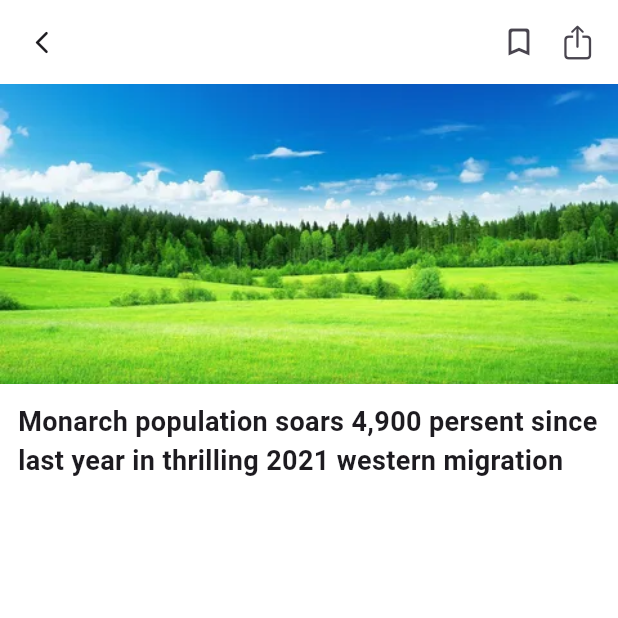
After one commit to obidkhandev/news-app, a Flutter app: the NewsDescriptions screen opened directly, on a phone screen of 412 x 824 dp, the top half of it. The commit adds this screen. Run offline on Flutter 3.47's test engine with Material 3 defaults, Android fonts, the phone set to English and light mode, and no system bars; our stand-ins replace cloud_firestore, firebase_auth, firebase_core; accounts and stored records are empty; network calls fail.

Commit message:
fixed bugs

```diff
--- /dev/null
+++ b/lib/compotations/my_app_bar.dart
@@ -0,0 +1,23 @@
+ import 'package:flutter/cupertino.dart';
+import 'package:flutter/material.dart';
+
+AppBar buildAppBar(BuildContext context) {
+    return AppBar(
+      backgroundColor: Colors.white,
+      leading: IconButton(
+        onPressed: () {
+          Navigator.pop(context);
+        },
+        icon: const Icon(
+          Icons.arrow_back_ios_new_rounded,
+          size: 18,
+        ),
+      ),
+      actions: const [
+        Icon(Icons.bookmark_border_rounded),
+        SizedBox(width: 15),
+        Icon(CupertinoIcons.share_up),
+        SizedBox(width: 15),
+      ],
+    );
+  }
--- a/lib/compotations/my_image.dart
+++ b/lib/compotations/my_image.dart
@@ -2,9 +2,11 @@ import 'package:flutter/material.dart';
 
 class MyImages extends StatelessWidget {
   final double borderBottom;
+  final String image;
   const MyImages({
     super.key,
     this.borderBottom = 10,
+    this.image = "assets/i2.png"
   });
 
   @override
@@ -19,9 +21,9 @@ class MyImages extends StatelessWidget {
           topLeft: const Radius.circular(10),
           topRight: const Radius.circular(10),
         ),
-        image: const DecorationImage(
+        image: DecorationImage(
           fit: BoxFit.cover,
-          image: AssetImage("assets/i2.png"),
+          image: AssetImage(image),
         ),
       ),
     );
--- a/lib/compotations/poster_chart.dart
+++ b/lib/compotations/poster_chart.dart
@@ -33,6 +33,7 @@ class PosterChart extends StatelessWidget {
               children: [
                 Text(
                   title,
+                  maxLines: 2,
                   overflow: TextOverflow.ellipsis,
                   style: const TextStyle(
                     fontSize: 14,
--- /dev/null
+++ b/lib/pages/new_descriptions.dart
@@ -0,0 +1,44 @@
+import 'package:flutter/cupertino.dart';
+import 'package:flutter/material.dart';
+import 'package:news_app/compotations/my_app_bar.dart';
+import 'package:news_app/compotations/my_image.dart';
+
+class NewsDescriptions extends StatefulWidget {
+  const NewsDescriptions({super.key});
+
+  @override
+  State<NewsDescriptions> createState() => _NewsDescriptionsState();
+}
+
+class _NewsDescriptionsState extends State<NewsDescriptions> {
+  @override
+  Widget build(BuildContext context) {
+    return Scaffold(
+      appBar: buildAppBar(context),
+      body: ListView(
+        children: [
+          Container(
+            height: 200,
+            width: double.infinity,
+            decoration: const BoxDecoration(
+              image: DecorationImage(
+                fit: BoxFit.fitWidth,
+                image: AssetImage("assets/nature.png"),
+              ),
+            ),
+          ),
+          const Padding(
+            padding: EdgeInsets.all(12),
+            child: Text(
+              "Monarch population soars 4,900 persent since last year in thrilling 2021 western migration",
+              style: TextStyle(
+                fontWeight: FontWeight.bold,
+                fontSize: 18,
+              ),
+            ),
+          ),
+        ],
+      ),
+    );
+  }
+}
```
Also changed, not shown: lib/pages/home_page.dart (+43 -23 lines), assets/nature.png (added), lib/main.dart (line endings or trailing spaces).
